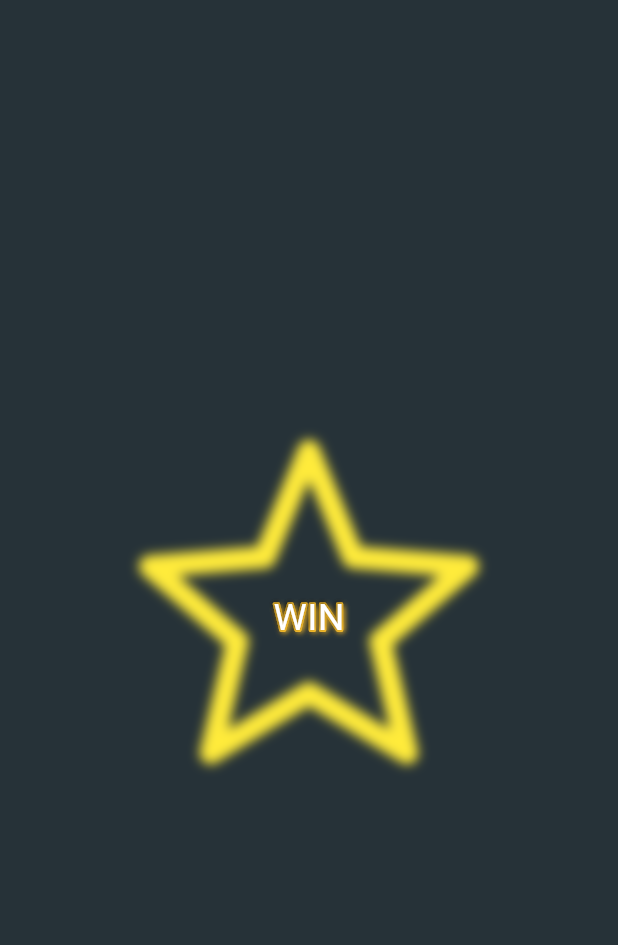
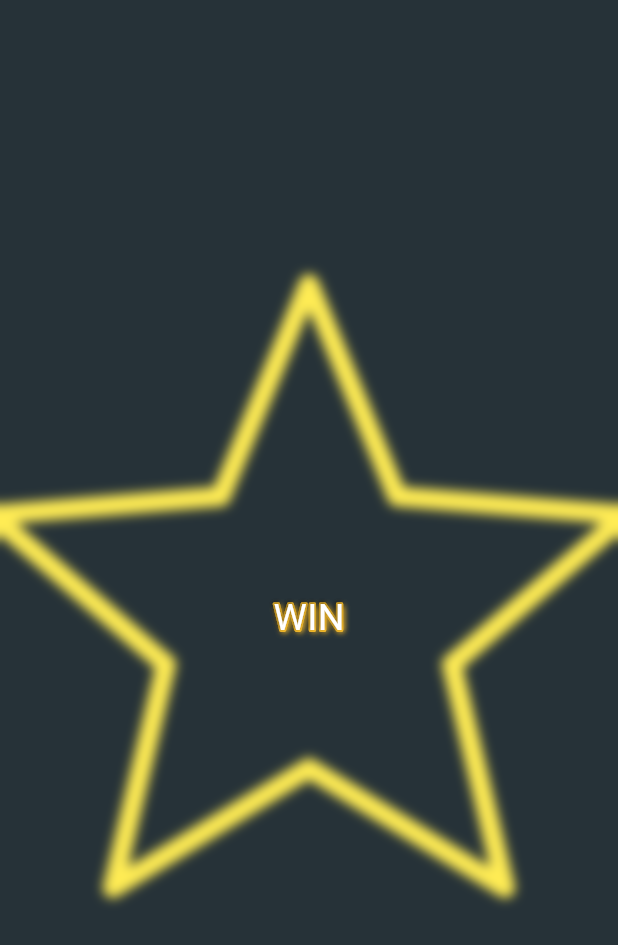
Before and after one commit to VMB-DEV/robuzzle, a Flutter app: the WinWidget widget shown alone on an empty page, opened directly, on a phone screen of 412 x 824 dp. Shown: the top 945 px of the screen. Run offline on Flutter 3.47's test engine with Material 3 defaults, Android fonts, the phone set to English and light mode, and no system bars; drawn by our look-alikes of bordered_text; our stand-ins replace equatable, flutter_bloc, flutter_slidable, get_it, go_router, hive and 3 more; missing offline and left inert: gif; accounts and stored records are empty.

Commit message:
feat: animate the winning widget

```diff
--- a/lib/features/level/presentation/page/map/win/painter_winner_star.dart
+++ b/lib/features/level/presentation/page/map/win/painter_winner_star.dart
@@ -12,52 +12,21 @@ class WinnerStarPainter extends CustomPainter {
   void paint(Canvas canvas, Size size) {
     final double centerX = size.width / 2;
     final double centerY = size.height / 2;
-    final Offset center = Offset(centerX , centerY);
-    final double outerRadius = size.width * 0.27;
+    final double outerRadius = size.height * 0.27;
     final double innerRadius = outerRadius * 0.45;
-    final double glowRadius = size.width;
-    final Color starGlowStart = Color.lerp(
-        Colors.yellow.shade700,
+    final Color starColor = Color.lerp(
         Colors.yellow.shade600,
-        animationValue
-    )!;
-    final Color starGlowEnd = Color.lerp(
-        Colors.yellow.shade300,
-        Colors.yellow.shade100,
-        animationValue
-    )!;
-    final Color auraGlow = Color.lerp(
-        Colors.yellow.shade600.withOpacity(0.001),
-        Colors.yellow.shade600,
+        Colors.yellow.shade400,
         animationValue
     )!;
 
     final Paint starGlowPaint = Paint()
-      ..color=Colors.yellow
-      // ..shader = RadialGradient(
-      //   center: Alignment.center,
-      //   radius: 1,
-      //   colors: [
-      //     auraGlow,
-      //     Colors.white.withOpacity(0.0001),
-      //     // Colors.transparent
-      //   ],
-      //   stops: [0.0, 1.0],
-      // ).createShader(Rect.fromCircle(
-      //   center: Offset(centerX, centerY),
-      //   radius: innerRadius,
-      //   // radius: glowRadius,
-      // ))
-    // ..shader = Gradient.linear(from, to, colors)
+      ..color=starColor
       ..style = PaintingStyle.stroke
-    ..strokeWidth = 15
+      ..strokeWidth = 15 * animationValue
       ..strokeJoin = StrokeJoin.round
-    ..strokeCap = StrokeCap.round
-    // ..filterQuality= FilterQuality.high
-    //   ..imageFilter = ImageFilter.blur(sigmaX: 10, sigmaY: 10, tileMode: TileMode.clamp)
+      ..strokeCap = StrokeCap.round
     ;
-
-
 
     final Path starPath = Path();
     for (int i = 0; i < 5; i++) {
@@ -72,17 +41,11 @@ class WinnerStarPainter extends CustomPainter {
       if (i == 0) {
         starPath.moveTo(outerX, outerY);
       } else {
-        // starPath.quadraticBezierTo(outerX, outerY, 5, 5);
-        // starPath.quadraticBezierTo(outerX + 5, outerY + 5, outerX, outerY);
         starPath.lineTo(outerX, outerY);
       }
       starPath.lineTo(innerX, innerY);
     }
     starPath.close();
-
-
-    // canvas.drawPath(starPath, auraGlowPaint2);
-    // canvas.drawPath(starPath, starPaint);
     canvas.drawPath(starPath, starGlowPaint);
   }
 
--- a/lib/features/level/presentation/page/map/win/widget_win.dart
+++ b/lib/features/level/presentation/page/map/win/widget_win.dart
@@ -3,8 +3,6 @@ import 'package:flutter/material.dart';
 import 'package:robuzzle/core/extensions/constraints.dart';
 import 'package:robuzzle/core/widgets/BlurryContainer.dart';
 import 'package:robuzzle/features/level/presentation/page/map/win/painter_winner_star.dart';
-
-import '../../../../../../core/log/consolColors.dart';
 
 class WinWidget extends StatefulWidget {
   const WinWidget({super.key});
@@ -13,46 +11,48 @@ class WinWidget extends StatefulWidget {
   State<WinWidget> createState() => _WinWidgetState();
 }
 
-class _WinWidgetState extends State<WinWidget> with SingleTickerProviderStateMixin {
-  late AnimationController _controller;
-  late Animation<double> _animation;
+class _WinWidgetState extends State<WinWidget> with TickerProviderStateMixin {
+  late AnimationController _loopController;
+  late AnimationController _displayController;
 
   @override
   void initState() {
     super.initState();
-    _controller = AnimationController(
-      duration: const Duration(seconds: 2),
+    _loopController = AnimationController(
+      lowerBound: 0.7,
+      upperBound: 1.0,
+      duration: const Duration(seconds: 3),
       vsync: this,
     )..repeat(reverse: true);
-    _animation = CurvedAnimation(parent: _controller, curve: Curves.easeInOut);
+    _displayController = AnimationController(
+      duration: const Duration(milliseconds: 500),
+      vsync: this,
+    )..forward();
   }
 
   @override
   void dispose() {
-    _controller.dispose();
+    _loopController.dispose();
+    _displayController.dispose();
     super.dispose();
   }
+
   @override
   Widget build(BuildContext context) {
     return LayoutBuilder(
         builder: (context, box) {
-        return AnimatedBuilder(
-          animation: _animation,
-          builder: (context, child) {
-            return CustomPaint(
-              painter: WinnerStarPainter(_animation.value),
-              child: BlurryContainer(
-                height: box.H,
-                width: box.W,
-                alignment: Alignment.center,
-                borderRadius: BorderRadius.zero,
-                blurSigmaX: 4,
-                blurSigmaY: 4,
-                child:  Container(
-                  height: box.H,
-                  width: box.W,
-                  alignment: Alignment.center,
-                  child: BorderedText(
+          return Stack(
+            children: [
+              _starBackground(box),
+              _foreground(box),
+            ],
+          );
+        }
+    );
+  }
+
+  Widget _winText(BoxConstraints box) {
+    return BorderedText(
       strokeWidth: 2.5,
       strokeJoin: StrokeJoin.round,
       strokeColor: Colors.yellow.shade700,
@@ -75,19 +75,47 @@ class _WinWidgetState extends State<WinWidget> with SingleTickerProviderStateMix
         ),
         "WIN",
       ),
+    );
+  }
+
+  Widget _starBackground(BoxConstraints box) {
+    return AnimatedBuilder(
+      animation: _displayController,
+      builder: (ctx, child) {
+        return Opacity(
+          opacity: _displayController.value,
+          child: SizedBox(
+            height: box.H,
+            width: box.W,
+            child: AnimatedBuilder(
+              animation: _loopController,
+              child: child,
+              builder: (ctx, child) {
+                return CustomPaint(
+                  painter: WinnerStarPainter(_loopController.value),
+                  child: Container(),
+                );
+              },
             ),
           ),
-              ),
-            );
-          },
-            // );
-            // return CustomPaint(
-            //     painter: WinnerStarPainter(_animation.value),
-            //     child: const Text("WIN")
-            //   );
-          // },
         );
       }
     );
   }
+
+  Widget _foreground(BoxConstraints box) {
+    return BlurryContainer(
+      height: box.H,
+      width: box.W,
+      alignment: Alignment.center,
+      borderRadius: BorderRadius.zero,
+      blurSigmaX: 4,
+      blurSigmaY: 4,
+      child: SizedBox(
+        height: box.H,
+        width: box.W,
+        child: _winText(box),
+      ),
+    );
   }
+}
```
Also changed, not shown: 1 other file. Lines whose indentation alone changed are shown as unchanged.
